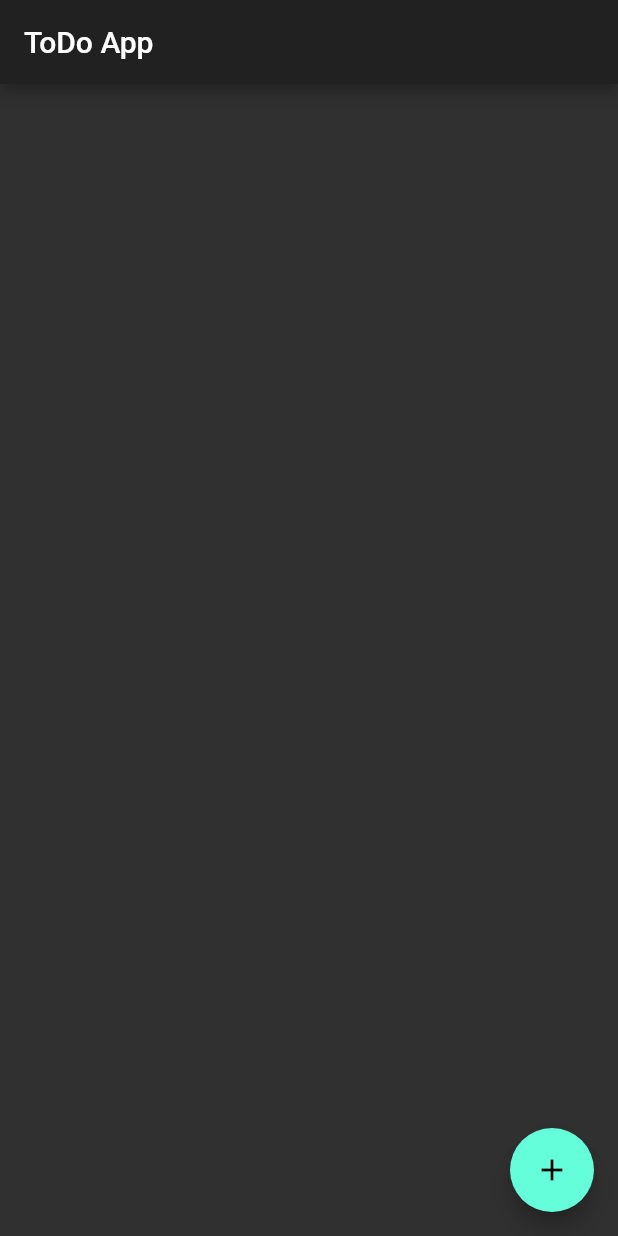
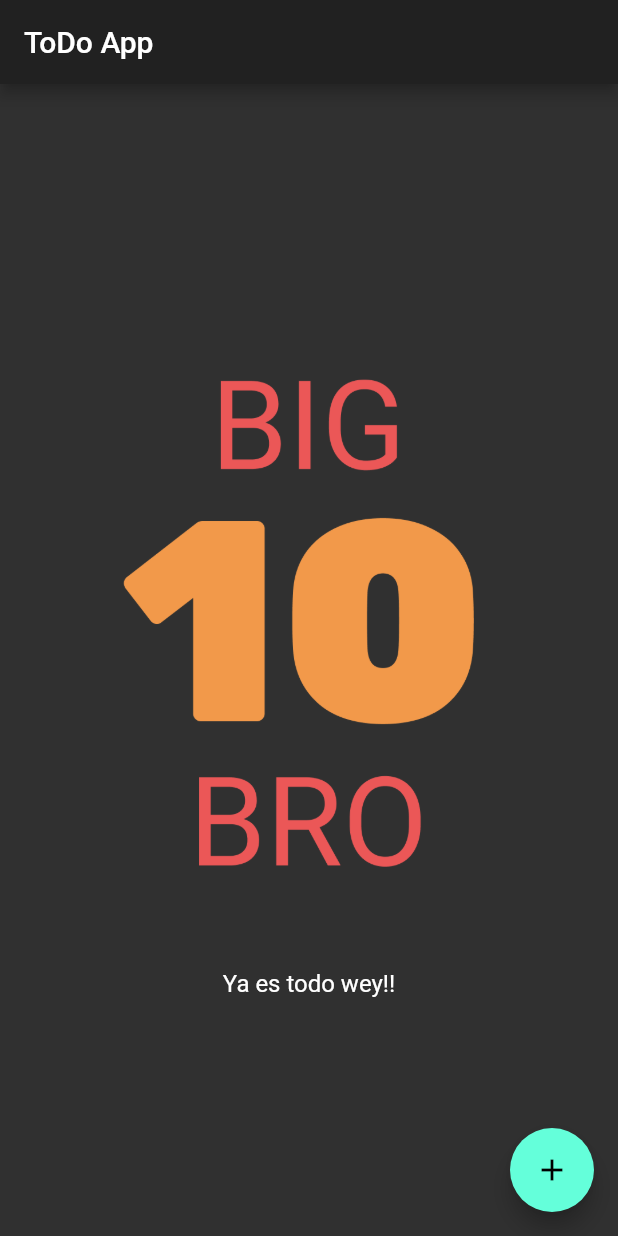
Before and after one commit to Makkpas/flutter-class, a Flutter app: the screen it shows after launch, on a phone screen of 412 x 824 dp. Run offline on Flutter 3.47's test engine with Material 2 defaults, Android fonts, the phone set to English and light mode, and no system bars.

Commit message:
ToDo App add items

```diff
--- a/flutterclass/lib/main.dart
+++ b/flutterclass/lib/main.dart
@@ -4,30 +4,91 @@ void main() {
   runApp(ToDoApp());
 }
 
+
+// Esta clase es el cascaron
 class ToDoApp extends StatelessWidget{
 
+  // Este método obligatorio y es el que se ejecuta primero
+  @override
   Widget build(BuildContext context) {
 	  return MaterialApp(
 		  theme: ThemeData.dark(),
 		  title: 'TODO App',
 		  home: ToDoList(),
+      debugShowCheckedModeBanner: false,
 	  );
   }
 }
 
+//Esta clase es para manejar estados
 class ToDoList extends StatefulWidget{
+
+  //Este metodo es obligatorio en las stateful widgets
 	@override
  	createState() => _ToDoListState();
 }
 
 
+//Esta clase maneja el estado
 class _ToDoListState extends State<ToDoList>{
-
-	List<String> _todoItems = [];
+	List<String> _todoItems = [
+    // "Hacer el proyecto de servidores",
+    // "Hacer el lab",
+  ];
 
 	Widget  _buildToDoList(){
-		return Container();
+		if(_todoItems.length > 0){
+      return ListView.builder(itemBuilder: (context, index){
+          if(index < _todoItems.length){
+            return _buildTodoItem(_todoItems[index], index);
+          }
+           return null;
+        },
+      );
+    }
+
+    return Center(
+      child: Container(
+        child: Column(
+          crossAxisAlignment: CrossAxisAlignment.center,
+          mainAxisSize: MainAxisSize.min,
+          children: <Widget>[
+            Container(
+              child: Image(
+                    image:AssetImage('images/Instagram_Post.png'),
+                ),
+                margin: EdgeInsets.only(top: 10.0, bottom: 10.0),
+            ),
+            Center(
+              child: Text('Ya es todo wey!!',
+                style: TextStyle(
+                  fontSize: 16.0,
+                ),
+              ),
+            ),
+          ],
+        ),
+      ),
+    );
 	}
+
+  Widget _buildTodoItem(String todo, int index){
+    return Container(
+      child: ListTile(
+        title: Text(todo),
+        onTap: () {
+          print('element: $index');
+        },
+      ),
+      decoration: BoxDecoration(
+        border: Border(
+          bottom: BorderSide(
+            color: Color(0xFFCCCCCCC),
+            )
+          )
+      ),
+    );
+  }
 
 	@override
 	Widget build(BuildContext context) {
@@ -39,10 +100,39 @@ class _ToDoListState extends State<ToDoList>{
 			  child: Icon(
 				  Icons.add,
 			  ),
-			  onPressed: (){
-				  print('pressed');
-			  },
+			  onPressed: _pushAddTodoScreen,
 		  ),
 	  );
-	}
+  }
+
+
+  void _pushAddTodoScreen(){
+    Navigator.of(context).push(MaterialPageRoute(
+      builder: (context) {
+        return Scaffold(
+          appBar: AppBar(title: Text('Add new ToDo'),
+          ),
+          body: TextField(
+            autofocus: true,
+            decoration: InputDecoration(
+              hintText: 'Enter something to do...',
+                contentPadding: EdgeInsets.all(16.0),
+            ),
+            onSubmitted: (val){
+              if (val.length > 0){
+                _addTodoItem(val);
+                Navigator.pop(context);
+              }
+            },
+          ),
+        );
+      },
+    ));
+  }
+
+  void _addTodoItem(String todo){
+    setState(() {
+      _todoItems.add(todo);
+    });
+  }
 }
--- a/flutterclass/pubspec.yaml
+++ b/flutterclass/pubspec.yaml
@@ -45,8 +45,8 @@ flutter:
   uses-material-design: true
 
   # To add assets to your application, add an assets section, like this:
-  # assets:
-  #   - images/a_dot_burr.jpeg
+  assets:
+    - images/Instagram_Post.png
   #   - images/a_dot_ham.jpeg
 
   # An image asset can refer to one or more resolution-specific "variants", see
```
Also changed, not shown: flutterclass/images/Instagram_Post.png (added).
